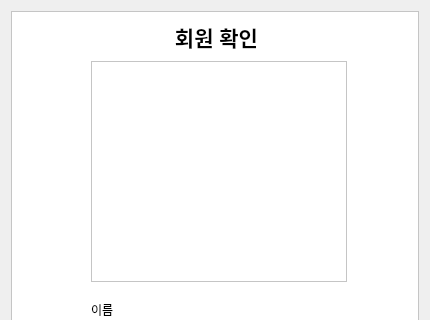
This is ui/check_login.ui in pJunghan/RobotArm as Qt 5 draws it before an edit; both pictures show x 0 to 430 and y 0 to 320 of the 430 by 590 pixel window. The edited form follows.
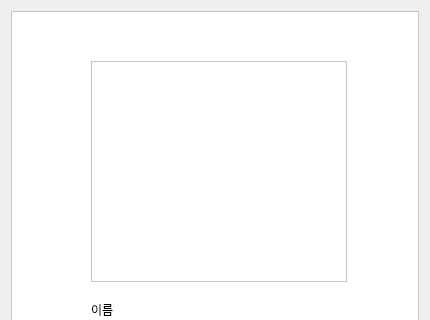
This is the edited form.

```diff
--- a/ui/check_login.ui
+++ b/ui/check_login.ui
@@ -47,7 +47,7 @@
        <string notr="true"/>
       </property>
       <property name="text">
-       <string>&lt;html&gt;&lt;head/&gt;&lt;body&gt;&lt;p align=&quot;center&quot;&gt;&lt;span style=&quot; font-size:16pt; font-weight:600;&quot;&gt;회원 확인&lt;/span&gt;&lt;/p&gt;&lt;/body&gt;&lt;/html&gt;</string>
+       <string>&lt;html&gt;&lt;head/&gt;&lt;body&gt;&lt;p align=&quot;center&quot;&gt;&lt;span style=&quot; font-size:20pt; font-weight:600; color:#ffffff;&quot;&gt;회원 확인&lt;/span&gt;&lt;/p&gt;&lt;/body&gt;&lt;/html&gt;</string>
       </property>
      </widget>
      <widget class="QGraphicsView" name="user_photo">
```
